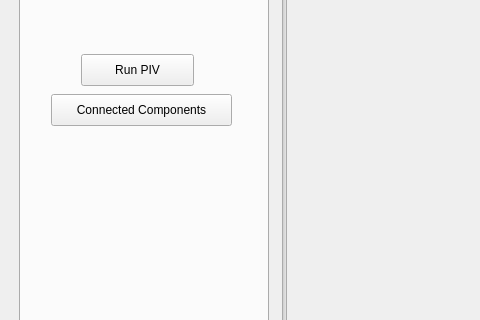
Qt form main_gui.ui (sfhbarnett/PyV) before a commit; both pictures show x 0 to 480 and y 279 to 599 of the 1256 by 847 pixel window.
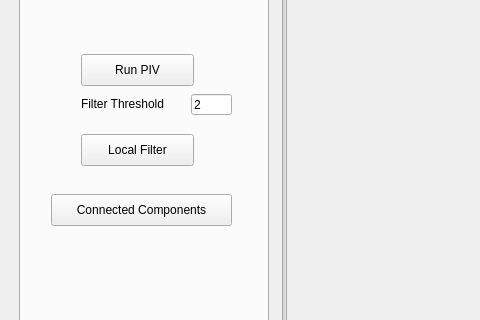
The same form after that commit. The open tabs and pages were chosen to show the change. Icons and pictures are not drawn. Custom widgets are drawn as their Qt base class.

Commit message: completed separating filtering logic

The edit to the form file:
```diff
--- a/main_gui.ui
+++ b/main_gui.ui
@@ -181,7 +181,7 @@
               <property name="geometry">
                <rect>
                 <x>30</x>
-                <y>290</y>
+                <y>390</y>
                 <width>181</width>
                 <height>32</height>
                </rect>
@@ -190,6 +190,45 @@
                <string>Connected Components</string>
               </property>
              </widget>
+             <widget class="QPushButton" name="localfilterbutton">
+              <property name="geometry">
+               <rect>
+                <x>60</x>
+                <y>330</y>
+                <width>113</width>
+                <height>32</height>
+               </rect>
+              </property>
+              <property name="text">
+               <string>Local Filter</string>
+              </property>
+             </widget>
+             <widget class="QLineEdit" name="filterthresholdinput">
+              <property name="geometry">
+               <rect>
+                <x>170</x>
+                <y>290</y>
+                <width>41</width>
+                <height>21</height>
+               </rect>
+              </property>
+              <property name="text">
+               <string>2</string>
+              </property>
+             </widget>
+             <widget class="QLabel" name="label_12">
+              <property name="geometry">
+               <rect>
+                <x>60</x>
+                <y>290</y>
+                <width>121</width>
+                <height>20</height>
+               </rect>
+              </property>
+              <property name="text">
+               <string>Filter Threshold</string>
+              </property>
+             </widget>
             </widget>
             <widget class="QWidget" name="tab_2">
              <attribute name="title">
```
Left out of the diff: 2 changed lines with no effect on the pictures. The commit also changes 2 other files.
